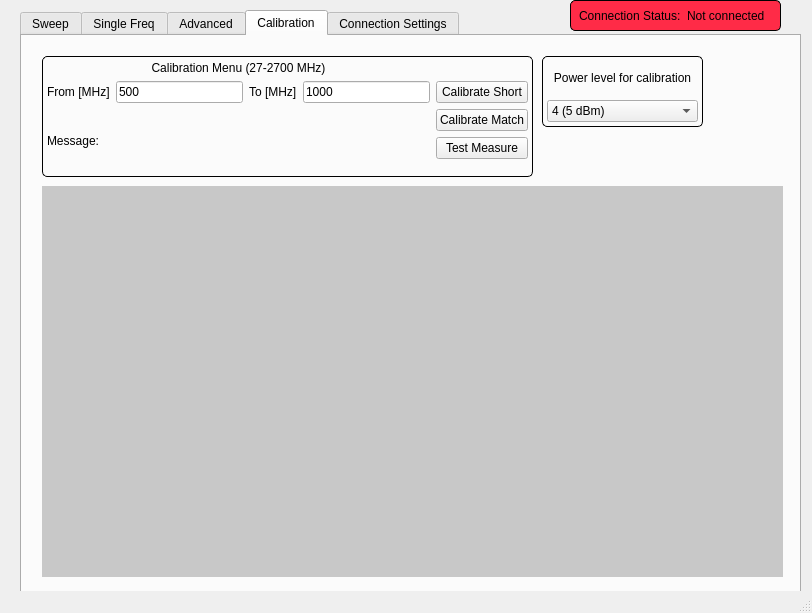
Before: the Qt Designer form mainwindow.ui in ivodovc/antenna-measurement-system-gui, drawn with Qt 5.
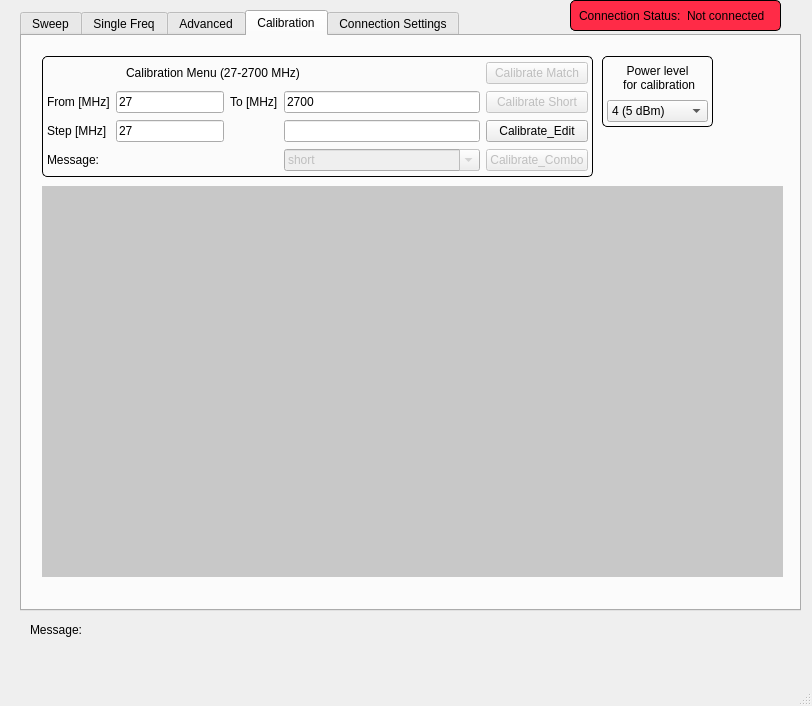
After: the same form once the commit is applied. The open tabs and pages were chosen to show the change. Custom widgets are drawn as their Qt base class.

Commit message: before style edits

```diff
--- a/mainwindow.ui
+++ b/mainwindow.ui
@@ -7,7 +7,7 @@
     <x>0</x>
     <y>0</y>
     <width>812</width>
-    <height>613</height>
+    <height>706</height>
    </rect>
   </property>
   <property name="windowTitle">
@@ -57,11 +57,8 @@
        <property name="bottomMargin">
         <number>5</number>
        </property>
-       <item row="5" column="0" colspan="5">
-        <widget class="QLabel" name="msgLabel">
-         <property name="styleSheet">
-          <string notr="true"/>
-         </property>
+       <item row="1" column="1" colspan="4">
+        <widget class="QLabel" name="label_2">
          <property name="text">
           <string>Message:</string>
          </property>
@@ -777,7 +774,7 @@
        <rect>
         <x>20</x>
         <y>20</y>
-        <width>491</width>
+        <width>551</width>
         <height>121</height>
        </rect>
       </property>
@@ -799,10 +796,19 @@
        <property name="bottomMargin">
         <number>5</number>
        </property>
-       <item row="2" column="2">
-        <widget class="QLabel" name="label_25">
+       <item row="2" column="1">
+        <widget class="QLineEdit" name="calibFromEdit">
+         <property name="cursor">
+          <cursorShape>IBeamCursor</cursorShape>
+         </property>
+         <property name="inputMethodHints">
+          <set>Qt::ImhDigitsOnly</set>
+         </property>
          <property name="text">
-          <string>To [MHz]</string>
+          <string>27</string>
+         </property>
+         <property name="clearButtonEnabled">
+          <bool>false</bool>
          </property>
         </widget>
        </item>
@@ -813,64 +819,137 @@
          </property>
         </widget>
        </item>
-       <item row="2" column="1">
-        <widget class="QLineEdit" name="fromEdit_3">
-         <property name="cursor">
-          <cursorShape>IBeamCursor</cursorShape>
-         </property>
-         <property name="inputMethodHints">
-          <set>Qt::ImhDigitsOnly</set>
-         </property>
+       <item row="2" column="2">
+        <widget class="QLabel" name="label_25">
          <property name="text">
-          <string>500</string>
-         </property>
-         <property name="clearButtonEnabled">
-          <bool>false</bool>
-         </property>
-        </widget>
-       </item>
-       <item row="1" column="0" colspan="4">
-        <widget class="QLabel" name="label_24">
-         <property name="text">
-          <string>Calibration Menu (27-2700 MHz)</string>
-         </property>
-         <property name="alignment">
-          <set>Qt::AlignCenter</set>
-         </property>
-        </widget>
-       </item>
-       <item row="2" column="3">
-        <widget class="QLineEdit" name="toEdit_2">
-         <property name="text">
-          <string>1000</string>
-         </property>
-        </widget>
-       </item>
-       <item row="3" column="0" rowspan="3" colspan="4">
-        <widget class="QLabel" name="msgLabel_3">
-         <property name="text">
-          <string>Message:</string>
+          <string>To [MHz]</string>
          </property>
         </widget>
        </item>
        <item row="2" column="5">
         <widget class="QPushButton" name="calibrateShortButton">
+         <property name="enabled">
+          <bool>false</bool>
+         </property>
          <property name="text">
           <string>Calibrate Short</string>
          </property>
         </widget>
        </item>
-       <item row="3" column="5">
+       <item row="1" column="0" colspan="4">
+        <widget class="QLabel" name="label_24">
+         <property name="text">
+          <string>Calibration Menu (27-2700 MHz)</string>
+         </property>
+         <property name="alignment">
+          <set>Qt::AlignCenter</set>
+         </property>
+        </widget>
+       </item>
+       <item row="2" column="3" colspan="2">
+        <widget class="QLineEdit" name="calibToEdit">
+         <property name="text">
+          <string>2700</string>
+         </property>
+        </widget>
+       </item>
+       <item row="6" column="0" colspan="2">
+        <widget class="QLabel" name="msgLabel_3">
+         <property name="text">
+          <string>Message:</string>
+         </property>
+        </widget>
+       </item>
+       <item row="6" column="5">
+        <widget class="QPushButton" name="testMeasureButton">
+         <property name="enabled">
+          <bool>false</bool>
+         </property>
+         <property name="text">
+          <string>Calibrate_Combo</string>
+         </property>
+        </widget>
+       </item>
+       <item row="1" column="5">
         <widget class="QPushButton" name="calibrateMatchButton">
+         <property name="enabled">
+          <bool>false</bool>
+         </property>
          <property name="text">
           <string>Calibrate Match</string>
          </property>
         </widget>
        </item>
-       <item row="4" column="5">
-        <widget class="QPushButton" name="testMeasureButton">
+       <item row="3" column="5">
+        <widget class="QPushButton" name="calibrateEditButton">
          <property name="text">
-          <string>Test Measure</string>
+          <string>Calibrate_Edit</string>
+         </property>
+        </widget>
+       </item>
+       <item row="3" column="3" colspan="2">
+        <widget class="QLineEdit" name="refnameEdit">
+         <property name="clearButtonEnabled">
+          <bool>true</bool>
+         </property>
+        </widget>
+       </item>
+       <item row="6" column="3" colspan="2">
+        <widget class="QComboBox" name="comboBox_2">
+         <property name="enabled">
+          <bool>false</bool>
+         </property>
+         <property name="sizePolicy">
+          <sizepolicy hsizetype="Preferred" vsizetype="Preferred">
+           <horstretch>2</horstretch>
+           <verstretch>1</verstretch>
+          </sizepolicy>
+         </property>
+         <property name="editable">
+          <bool>true</bool>
+         </property>
+         <item>
+          <property name="text">
+           <string>short</string>
+          </property>
+         </item>
+         <item>
+          <property name="text">
+           <string>match</string>
+          </property>
+         </item>
+         <item>
+          <property name="text">
+           <string>custom1</string>
+          </property>
+         </item>
+         <item>
+          <property name="text">
+           <string>custom2</string>
+          </property>
+         </item>
+        </widget>
+       </item>
+       <item row="3" column="0">
+        <widget class="QLabel" name="label_5">
+         <property name="text">
+          <string>Step [MHz]</string>
+         </property>
+        </widget>
+       </item>
+       <item row="3" column="1">
+        <widget class="QLineEdit" name="calibStepEdit">
+         <property name="cursor">
+          <cursorShape>IBeamCursor</cursorShape>
+         </property>
+         <property name="inputMethodHints">
+          <set>Qt::ImhDigitsOnly</set>
+         </property>
+         <property name="text">
+          <string>27</string>
+         </property>
+         <property name="clearButtonEnabled">
+          <bool>false</bool>
          </property>
         </widget>
        </item>
@@ -895,9 +974,9 @@
      <widget class="QWidget" name="calibrationPowerWidget" native="true">
       <property name="geometry">
        <rect>
-        <x>520</x>
+        <x>580</x>
         <y>20</y>
-        <width>161</width>
+        <width>111</width>
         <height>71</height>
        </rect>
       </property>
@@ -947,7 +1026,8 @@
        <item row="0" column="0">
         <widget class="QLabel" name="label_26">
          <property name="text">
-          <string>Power level for calibration</string>
+          <string>Power level
+ for calibration</string>
          </property>
          <property name="alignment">
           <set>Qt::AlignCenter</set>
@@ -1177,6 +1257,22 @@
      </item>
     </layout>
    </widget>
+   <widget class="QLabel" name="msgLabel">
+    <property name="geometry">
+     <rect>
+      <x>30</x>
+      <y>620</y>
+      <width>341</width>
+      <height>20</height>
+     </rect>
+    </property>
+    <property name="styleSheet">
+     <string notr="true"/>
+    </property>
+    <property name="text">
+     <string>Message:</string>
+    </property>
+   </widget>
   </widget>
   <widget class="QStatusBar" name="statusbar"/>
  </widget>
```
Left out of the diff: 270 changed lines with no effect on the pictures. The commit also changes 36 other files.
